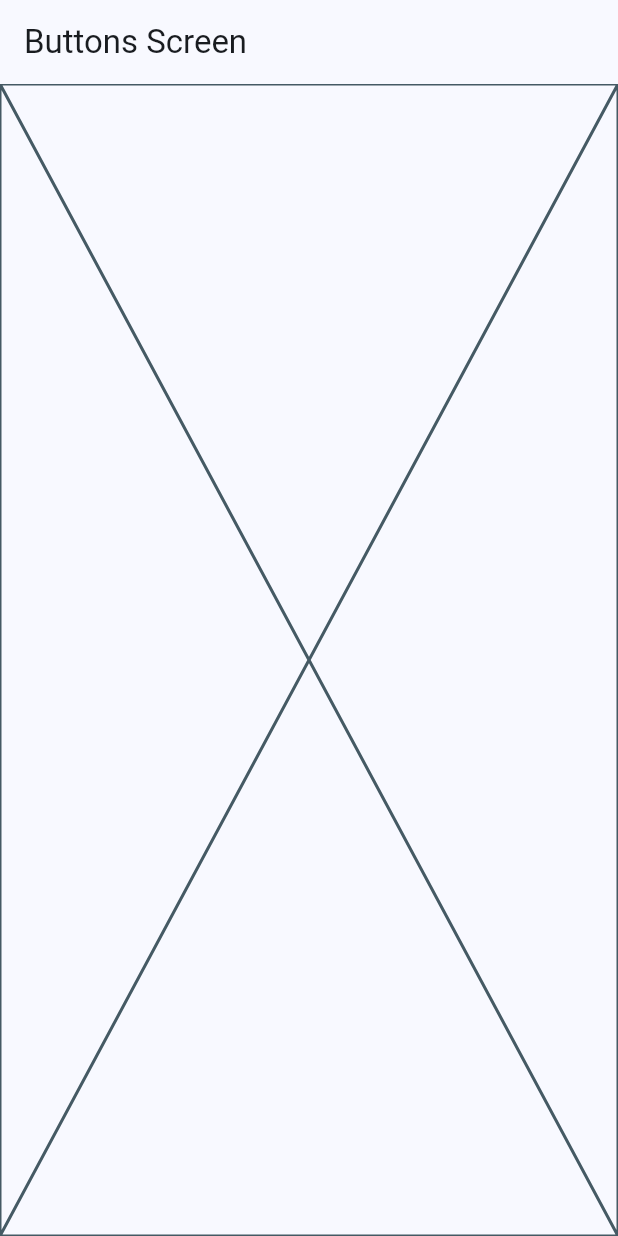
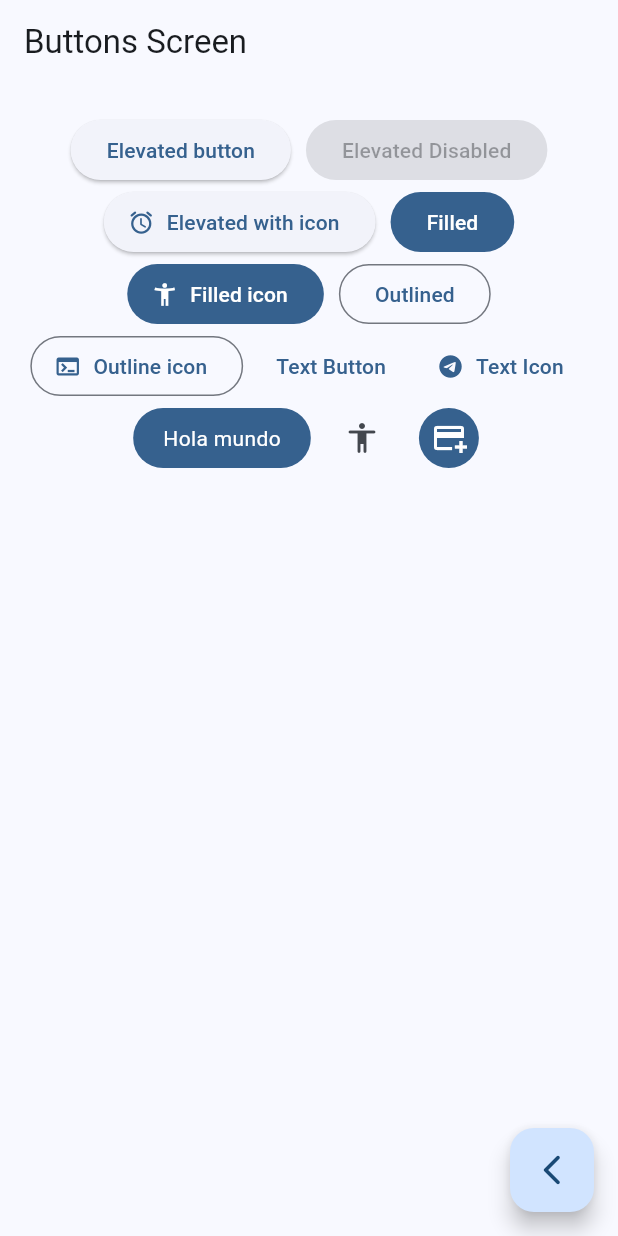
Before and after one commit to Erick3061/flutter_widgets_app, a Flutter app: the ButtonsScreen screen opened by its route, on a phone screen of 412 x 824 dp. Run offline on Flutter 3.47's test engine with Material 2 defaults, Android fonts, the phone set to English and light mode, and no system bars; our stand-ins replace go_router.

Commit message:
buttons screen finish

```diff
--- a/lib/presentation/screens/buttons/buttons_screen.dart
+++ b/lib/presentation/screens/buttons/buttons_screen.dart
@@ -1,4 +1,6 @@
 import 'package:flutter/material.dart';
+import 'package:go_router/go_router.dart';
+import 'package:widgets_app/config/theme/app_theme.dart';
 
 class ButtonsScreen extends StatelessWidget {
   static const String name = 'ButtonScreen';
@@ -11,7 +13,95 @@ class ButtonsScreen extends StatelessWidget {
       appBar: AppBar(
         title: const Text('Buttons Screen'),
       ),
-      body: const Placeholder(),
+      body: const _ButtonsView(),
+      floatingActionButton: FloatingActionButton(
+          onPressed: () {
+            context.pop();
+          },
+          child: const Icon(Icons.arrow_back_ios_new_rounded)),
     );
   }
 }
+
+class _ButtonsView extends StatelessWidget {
+  const _ButtonsView();
+
+  @override
+  Widget build(BuildContext context) {
+    final colors = Theme.of(context).colorScheme;
+    return SizedBox(
+      width: double.infinity,
+      child: Padding(
+        padding: const EdgeInsets.symmetric(horizontal: 10, vertical: 20),
+        child: Wrap(
+          spacing: 10,
+          crossAxisAlignment: WrapCrossAlignment.center,
+          alignment: WrapAlignment.center,
+          children: [
+            ElevatedButton(
+                onPressed: () {}, child: const Text('Elevated button')),
+            const ElevatedButton(
+                onPressed: null, child: Text('Elevated Disabled')),
+            ElevatedButton.icon(
+                onPressed: () {},
+                icon: const Icon(Icons.access_alarm_rounded),
+                label: const Text('Elevated with icon')),
+            FilledButton(onPressed: () {}, child: const Text('Filled')),
+            FilledButton.icon(
+                onPressed: () {},
+                icon: const Icon(Icons.accessibility_new),
+                label: const Text('Filled icon')),
+            OutlinedButton(onPressed: () {}, child: const Text('Outlined')),
+            OutlinedButton.icon(
+                onPressed: () {},
+                icon: const Icon(Icons.terminal),
+                label: const Text('Outline icon')),
+            TextButton(onPressed: () {}, child: const Text('Text Button')),
+            TextButton.icon(
+                onPressed: () {},
+                icon: const Icon(Icons.telegram_outlined),
+                label: const Text('Text Icon')),
+
+            //Todo custom butto
+            const CustomButton(),
+
+            IconButton(
+                onPressed: () {},
+                icon: const Icon(Icons.accessibility_rounded)),
+
+            IconButton(
+              onPressed: () {},
+              icon: const Icon(Icons.add_card),
+              style: ButtonStyle(
+                  backgroundColor: MaterialStatePropertyAll(colors.primary)),
+              color: Colors.white,
+            )
+          ],
+        ),
+      ),
+    );
+  }
+}
+
+class CustomButton extends StatelessWidget {
+  const CustomButton({super.key});
+
+  @override
+  Widget build(BuildContext context) {
+    final colors = Theme.of(context).colorScheme;
+
+    return ClipRRect(
+      borderRadius: BorderRadius.circular(20),
+      child: Material(
+        color: colors.primary,
+        child: InkWell(
+          onTap: () {},
+          child: const Padding(
+            padding: EdgeInsets.symmetric(horizontal: 20, vertical: 10),
+            child: Text('Hola mundo', style: TextStyle(color: Colors.white)),
+          ),
+        ),
+      ),
+    );
+  }
+}
```
